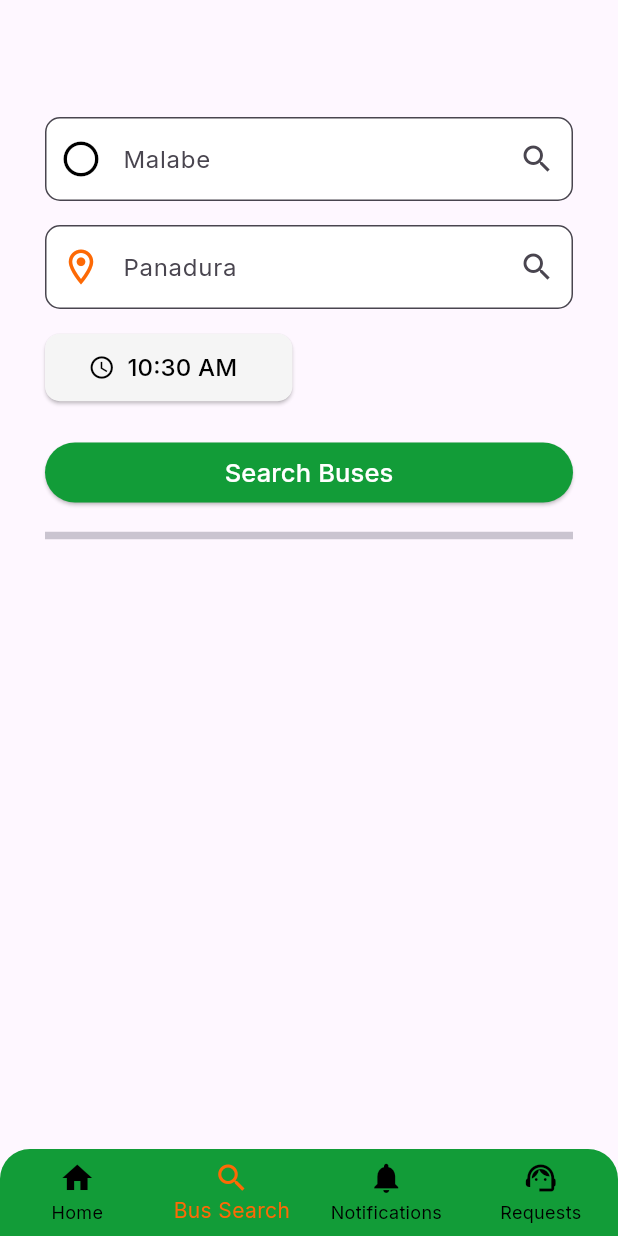
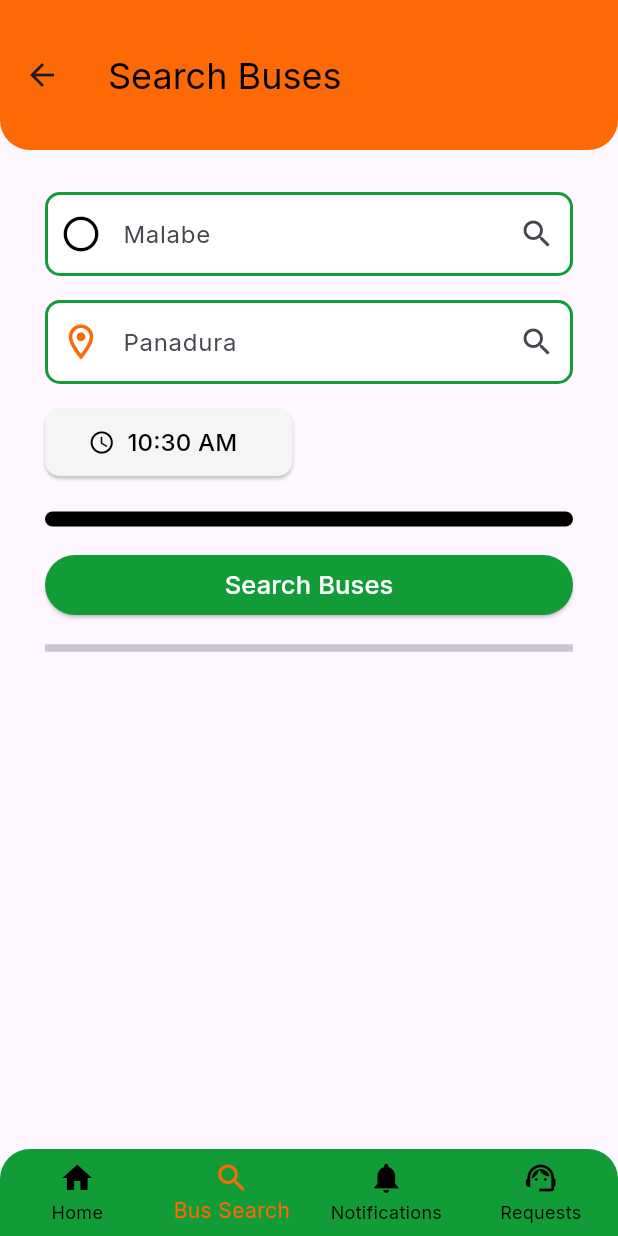
Before and after one commit to udithgunasekara/UEE_BusTicketBooking, a Flutter app: the SearchBusesScreen screen opened by its route, on a phone screen of 412 x 824 dp. Run offline on Flutter 3.47's test engine with Material 3 defaults, Android fonts, the phone set to English and light mode, and no system bars; our stand-ins replace cloud_firestore, firebase_auth, firebase_core, firebase_storage, google_fonts, image_picker and 4 more; missing offline and left inert: dart:ffi, mobile_scanner; accounts and stored records are empty.

Commit message:
add some features and did some ui modifications

```diff
--- a/swiftbus/lib/BusSearch/screen/busSearch/search_buses_screen.dart
+++ b/swiftbus/lib/BusSearch/screen/busSearch/search_buses_screen.dart
@@ -103,8 +103,26 @@
   @override
   Widget build(BuildContext context) {
     return Scaffold(
+      appBar: AppBar(
+        toolbarHeight: 100,
+        backgroundColor: Color(0xFFFD6905),
+        elevation: 0,
+        shape: const RoundedRectangleBorder(
+          borderRadius: BorderRadius.only(
+            bottomLeft: Radius.circular(20.0),
+            bottomRight: Radius.circular(20.0),
+          ),
+        ),
+        title: const Text(
+          'Search Buses',
+          style: TextStyle(
+            color: Color.fromARGB(255, 0, 0, 0),
+            fontSize: 24,
+          ),
+        ),
+      ),
       body: Padding(
-        padding: const EdgeInsets.fromLTRB(30, 70, 30, 20),
+        padding: const EdgeInsets.fromLTRB(30, 20, 30, 20),
         child: Column(
           children: [
             // Input field for 'from' location
@@ -128,7 +146,16 @@
 
             // Set timer
             BusTimePicker(),
-            SizedBox(height: 15),
+            const SizedBox(height: 15),
+
+            Container(
+              height: 10, // Set the desired height
+              decoration: BoxDecoration(
+                color: Colors.black, // Background color
+                borderRadius: BorderRadius.circular(10),
+              ),
+            ),
+            const SizedBox(height: 15),
 
             // Search button
             ElevatedButton(
@@ -179,7 +206,7 @@
                   return BusListItem(
                     busName: bus['busName'] ?? 'Unknown',
                     busType: bus['busType'] ?? 'Unknown',
-                    onboardTime: bus['onboardTime'] ?? 'Unknown',
+                    onboardTime: bus['fromTime'] ?? 'Unknown',
                     startLocation: bus['startLocation'] ?? 'Unknown',
                     destination: bus['destination'] ?? 'Unknown',
                     busNo: bus['busNo'] ?? 'Unknown',
@@ -193,7 +220,9 @@
           ],
         ),
       ),
-      bottomNavigationBar: const Navbar(selectedIndex: 1,),
+      bottomNavigationBar: const Navbar(
+        selectedIndex: 1,
+      ),
     );
   }
 }
--- a/swiftbus/lib/BusSearch/screen/busSearch/widget/bus_time_picker.dart
+++ b/swiftbus/lib/BusSearch/screen/busSearch/widget/bus_time_picker.dart
@@ -1,3 +1,55 @@
+// import 'package:flutter/material.dart';
+
+// class BusTimePicker extends StatefulWidget {
+//   @override
+//   _BusTimePickerState createState() => _BusTimePickerState();
+// }
+
+// class _BusTimePickerState extends State<BusTimePicker> {
+//   TimeOfDay selectedTime = TimeOfDay.now();
+
+//   Future<void> _selectTime(BuildContext context) async {
+//     final TimeOfDay? picked = await showTimePicker(
+//       context: context,
+//       initialTime: selectedTime,
+//     );
+//     if (picked != null && picked != selectedTime) {
+//       setState(() {
+//         selectedTime = picked;
+//       });
+//     }
+//   }
+
+//   @override
+//   Widget build(BuildContext context) {
+//     return Padding(
+//       padding: const EdgeInsets.symmetric(
+//         vertical: 7.0,
+//       ),
+//       child: Row(
+//         children: [
+//           ElevatedButton.icon(
+//             icon: Icon(Icons.access_time, color: Colors.black),
+//             onPressed: () => _selectTime(context),
+//             label: Text(
+//               selectedTime.format(context),
+//               style: TextStyle(color: Colors.black, fontSize: 16),
+//             ),
+//             style: ElevatedButton.styleFrom(
+//               backgroundColor:
+//                   const Color(0xFFF5F5F5), // Set the background color
+//               minimumSize: const Size(165, 45), // Set the width and height
+//               shape: RoundedRectangleBorder(
+//                 borderRadius: BorderRadius.circular(10), // Set the radius
+//               ),
+//             ),
+//           ),
+//         ],
+//       ),
+//     );
+//   }
+// }
+
 import 'package:flutter/material.dart';
 
 class BusTimePicker extends StatefulWidget {
@@ -12,6 +64,31 @@
     final TimeOfDay? picked = await showTimePicker(
       context: context,
       initialTime: selectedTime,
+      builder: (BuildContext context, Widget? child) {
+        return Theme(
+          data: ThemeData.light().copyWith(
+            colorScheme: ColorScheme.light(
+              primary: const Color.fromARGB(255, 0, 0, 0),
+              onPrimary: Colors.black,
+              surface: Colors.white,
+              onSurface: Colors.black,
+            ),
+            dialogBackgroundColor: Colors.white,
+            timePickerTheme: TimePickerThemeData(
+              backgroundColor: Colors.white,
+              hourMinuteColor: Color(0xFF129C38).withOpacity(0.3),
+              hourMinuteTextColor: Colors.black,
+              dayPeriodColor: Color(0xFFFD6905),
+              dayPeriodTextColor: Colors.black,
+              dialHandColor: Color(0xFF129C38),
+              dialBackgroundColor: Color(0xFF129C38).withOpacity(0.3),
+              dialTextColor: Colors.black,
+              entryModeIconColor: Colors.black,
+            ),
+          ),
+          child: child!,
+        );
+      },
     );
     if (picked != null && picked != selectedTime) {
       setState(() {
@@ -36,11 +113,10 @@
               style: TextStyle(color: Colors.black, fontSize: 16),
             ),
             style: ElevatedButton.styleFrom(
-              backgroundColor:
-                  const Color(0xFFF5F5F5), // Set the background color
-              minimumSize: const Size(165, 45), // Set the width and height
+              backgroundColor: const Color(0xFFF5F5F5),
+              minimumSize: const Size(165, 45),
               shape: RoundedRectangleBorder(
-                borderRadius: BorderRadius.circular(10), // Set the radius
+                borderRadius: BorderRadius.circular(10),
               ),
             ),
           ),
--- a/swiftbus/lib/BusSearch/screen/busSearch/widget/search_input.dart
+++ b/swiftbus/lib/BusSearch/screen/busSearch/widget/search_input.dart
@@ -36,8 +36,12 @@
             borderRadius: BorderRadius.circular(10),
           ),
           focusedBorder: OutlineInputBorder(
+            borderRadius: BorderRadius.circular(20),
+            borderSide: const BorderSide(color: Color(0xFFFD6905), width: 2.0),
+          ),
+          enabledBorder: OutlineInputBorder(
             borderRadius: BorderRadius.circular(10),
-            borderSide: const BorderSide(color: Color(0xFFFD6905), width: 2.0),
+            borderSide: const BorderSide(color: Color(0xFF129C38), width: 2.0),
           ),
         ),
       ),
```
Also changed, not shown: swiftbus/lib/BusSearch/screen/paymentPage/show_bus_details_screen.dart (+5 -2 lines), swiftbus/lib/BusSearch/screen/paymentPage/widget/payment_summary.dart (+7 -0 lines), swiftbus/lib/BusSearch/service/firestore.dart (+12 -7 lines), swiftbus/lib/main.dart (+8 -6 lines).
